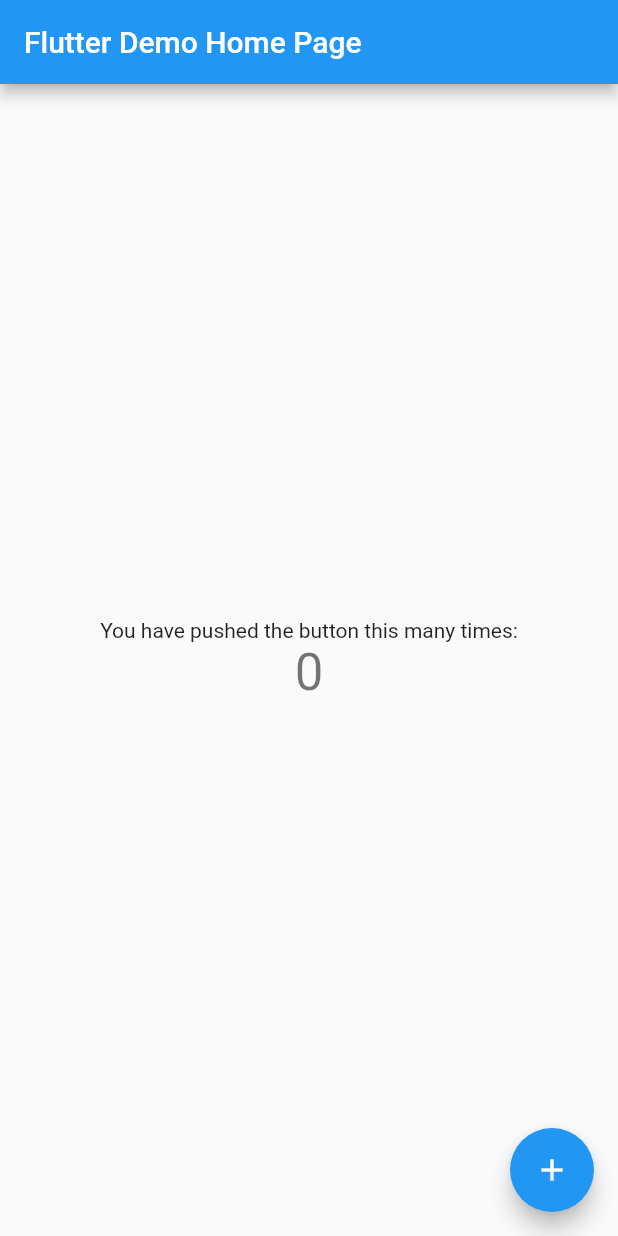
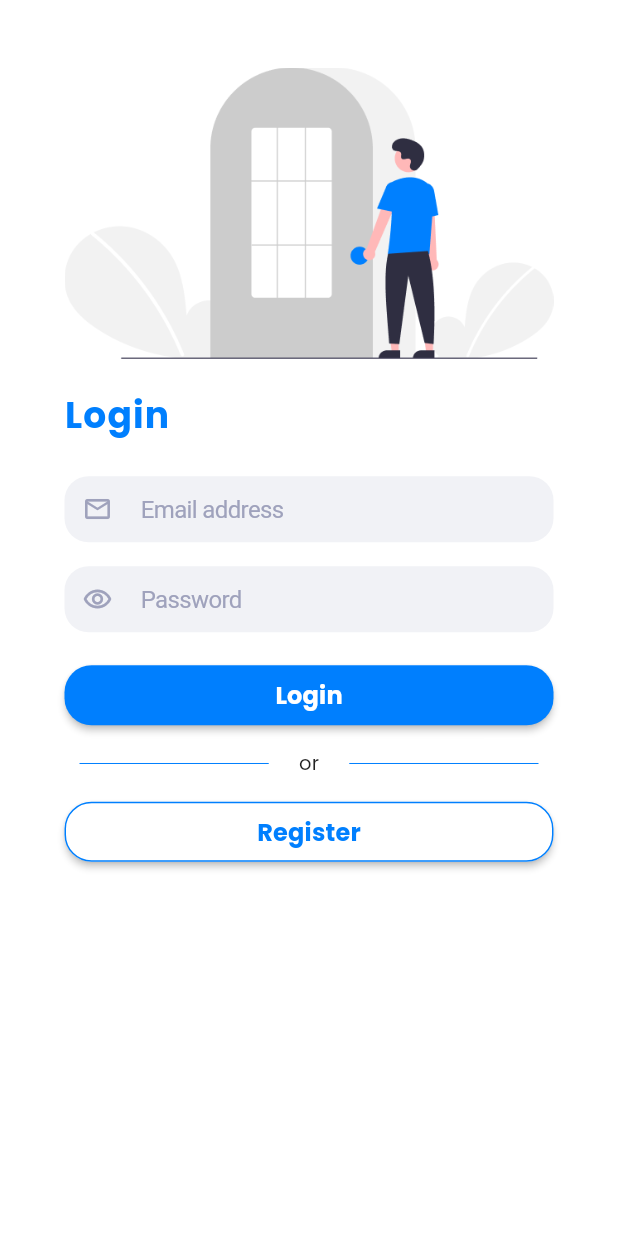
Before and after one commit to sempatpanick/e-warung, a Flutter app: the screen it shows after launch, on a phone screen of 412 x 824 dp. Run offline on Flutter 3.47's test engine with Material 2 defaults, Android fonts, the phone set to English and light mode, and no system bars; our stand-ins replace google_fonts.

Commit message:
add UI Login Page

```diff
--- a/lib/main.dart
+++ b/lib/main.dart
@@ -1,3 +1,5 @@
+import 'package:ewarung/common/styles.dart';
+import 'package:ewarung/ui/login_page.dart';
 import 'package:flutter/material.dart';
 
 void main() {
@@ -12,104 +14,8 @@ class MyApp extends StatelessWidget {
   Widget build(BuildContext context) {
     return MaterialApp(
       title: 'Flutter Demo',
-      theme: ThemeData(
-        // This is the theme of your application.
-        //
-        // Try running your application with "flutter run". You'll see the
-        // application has a blue toolbar. Then, without quitting the app, try
-        // changing the primarySwatch below to Colors.green and then invoke
-        // "hot reload" (press "r" in the console where you ran "flutter run",
-        // or simply save your changes to "hot reload" in a Flutter IDE).
-        // Notice that the counter didn't reset back to zero; the application
-        // is not restarted.
-        primarySwatch: Colors.blue,
-      ),
-      home: const MyHomePage(title: 'Flutter Demo Home Page'),
+      theme: lightTheme,
+      home: const LoginPage(),
     );
   }
 }
-
-class MyHomePage extends StatefulWidget {
-  const MyHomePage({Key? key, required this.title}) : super(key: key);
-
-  // This widget is the home page of your application. It is stateful, meaning
-  // that it has a State object (defined below) that contains fields that affect
-  // how it looks.
-
-  // This class is the configuration for the state. It holds the values (in this
-  // case the title) provided by the parent (in this case the App widget) and
-  // used by the build method of the State. Fields in a Widget subclass are
-  // always marked "final".
-
-  final String title;
-
-  @override
-  State<MyHomePage> createState() => _MyHomePageState();
-}
-
-class _MyHomePageState extends State<MyHomePage> {
-  int _counter = 0;
-
-  void _incrementCounter() {
-    setState(() {
-      // This call to setState tells the Flutter framework that something has
-      // changed in this State, which causes it to rerun the build method below
-      // so that the display can reflect the updated values. If we changed
-      // _counter without calling setState(), then the build method would not be
-      // called again, and so nothing would appear to happen.
-      _counter++;
-    });
-  }
-
-  @override
-  Widget build(BuildContext context) {
-    // This method is rerun every time setState is called, for instance as done
-    // by the _incrementCounter method above.
-    //
-    // The Flutter framework has been optimized to make rerunning build methods
-    // fast, so that you can just rebuild anything that needs updating rather
-    // than having to individually change instances of widgets.
-    return Scaffold(
-      appBar: AppBar(
-        // Here we take the value from the MyHomePage object that was created by
-        // the App.build method, and use it to set our appbar title.
-        title: Text(widget.title),
-      ),
-      body: Center(
-        // Center is a layout widget. It takes a single child and positions it
-        // in the middle of the parent.
-        child: Column(
-          // Column is also a layout widget. It takes a list of children and
-          // arranges them vertically. By default, it sizes itself to fit its
-          // children horizontally, and tries to be as tall as its parent.
-          //
-          // Invoke "debug painting" (press "p" in the console, choose the
-          // "Toggle Debug Paint" action from the Flutter Inspector in Android
-          // Studio, or the "Toggle Debug Paint" command in Visual Studio Code)
-          // to see the wireframe for each widget.
-          //
-          // Column has various properties to control how it sizes itself and
-          // how it positions its children. Here we use mainAxisAlignment to
-          // center the children vertically; the main axis here is the vertical
-          // axis because Columns are vertical (the cross axis would be
-          // horizontal).
-          mainAxisAlignment: MainAxisAlignment.center,
-          children: <Widget>[
-            const Text(
-              'You have pushed the button this many times:',
-            ),
-            Text(
-              '$_counter',
-              style: Theme.of(context).textTheme.headline4,
-            ),
-          ],
-        ),
-      ),
-      floatingActionButton: FloatingActionButton(
-        onPressed: _incrementCounter,
-        tooltip: 'Increment',
-        child: const Icon(Icons.add),
-      ), // This trailing comma makes auto-formatting nicer for build methods.
-    );
-  }
-}
--- /dev/null
+++ b/lib/ui/login_page.dart
@@ -0,0 +1,154 @@
+import 'package:ewarung/common/styles.dart';
+import 'package:flutter/cupertino.dart';
+import 'package:flutter/material.dart';
+
+class LoginPage extends StatefulWidget {
+  const LoginPage({Key? key}) : super(key: key);
+
+  @override
+  State<LoginPage> createState() => _LoginPageState();
+}
+
+class _LoginPageState extends State<LoginPage> {
+  final TextEditingController _emailTextController = TextEditingController();
+  final TextEditingController _passwordTextController = TextEditingController();
+
+  @override
+  Widget build(BuildContext context) {
+    return Scaffold(
+      body: SafeArea(
+        child: SingleChildScrollView(
+          child: Padding(
+            padding: const EdgeInsets.symmetric(vertical: 45.0, horizontal: 43.0),
+            child: Column(
+              crossAxisAlignment: CrossAxisAlignment.start,
+              children: [
+                Center(
+                  child: Image.asset("assets/img_door_user.png"),
+                ),
+                const SizedBox(height: 20,),
+                Text(
+                  "Login",
+                  style: Theme.of(context).textTheme.headline5!.copyWith(color: primaryColor, fontSize: 24.0, fontWeight: FontWeight.bold, letterSpacing: 0.75),
+                ),
+                const SizedBox(height: 22,),
+                CupertinoTextField(
+                  controller: _emailTextController,
+                  placeholder: 'Email address',
+                  placeholderStyle: const TextStyle(
+                    color: textFieldColorGrey,
+                    fontSize: 16.0,
+                  ),
+                  prefix: const Padding(
+                    padding: EdgeInsets.all(12.0),
+                    child: Icon(
+                      Icons.email_outlined,
+                      size: 20,
+                      color: textFieldColorGrey,
+                    ),
+                  ),
+                  decoration: BoxDecoration(
+                    borderRadius: BorderRadius.circular(16.0),
+                    color: textColorGrey,
+                  ),
+                  onSubmitted: (value) {
+                  },
+                ),
+                const SizedBox(height: 16,),
+                CupertinoTextField(
+                  controller: _passwordTextController,
+                  placeholder: 'Password',
+                  placeholderStyle: const TextStyle(
+                    color: textFieldColorGrey,
+                    fontSize: 16.0,
+                  ),
+                  prefix: const Padding(
+                    padding: EdgeInsets.all(12.0),
+                    child: Icon(
+                      Icons.remove_red_eye_outlined,
+                      size: 20,
+                      color: textFieldColorGrey,
+                    ),
+                  ),
+                  decoration: BoxDecoration(
+                    borderRadius: BorderRadius.circular(16.0),
+                    color: textColorGrey,
+                  ),
+                  onSubmitted: (value) {
+                  },
+                ),
+                const SizedBox(height: 22,),
+                SizedBox(
+                  width: double.infinity,
+                  height: 40.0,
+                  child: ElevatedButton(
+                    onPressed: () {},
+                    style: ElevatedButton.styleFrom(
+                      primary: primaryColor,
+                      shape: RoundedRectangleBorder(
+                        borderRadius: BorderRadius.circular(18.0),
+                      ),
+                    ),
+                    child: Text(
+                      "Login",
+                      style: Theme.of(context).textTheme.subtitle1!.copyWith(color: textColorWhite, fontSize: 16.0, fontWeight: FontWeight.bold),
+                    ),
+                  ),
+                ),
+                const SizedBox(height: 16,),
+                Row(
+                  children: [
+                    Expanded(
+                      child: Container(
+                          margin: const EdgeInsets.only(left: 10.0, right: 20.0),
+                          child: const Divider(
+                            color: primaryColor,
+                            height: 1,
+                          )),
+                    ),
+                    const Text("or"),
+                    Expanded(
+                      child: Container(
+                          margin: const EdgeInsets.only(left: 20.0, right: 10.0),
+                          child: const Divider(
+                            color: primaryColor,
+                            height: 1,
+                          ),
+                      ),
+                    ),
+                  ],
+                ),
+                const SizedBox(height: 16,),
+                SizedBox(
+                  width: double.infinity,
+                  height: 40.0,
+                  child: ElevatedButton(
+                    onPressed: () {},
+                    style: ElevatedButton.styleFrom(
+                      primary: textColorWhite,
+                      shape: RoundedRectangleBorder(
+                        borderRadius: BorderRadius.circular(18.0),
+                        side: const BorderSide(color: primaryColor)
+                      ),
+                    ),
+                    child: Text(
+                      "Register",
+                      style: Theme.of(context).textTheme.subtitle1!.copyWith(color: primaryColor, fontSize: 16.0, fontWeight: FontWeight.bold),
+                    ),
+                  ),
+                ),
+              ],
+            ),
+          ),
+        ),
+      ),
+    );
+  }
+
+  @override
+  void dispose() {
+    _emailTextController.dispose();
+    _passwordTextController.dispose();
+    super.dispose();
+  }
+}
```
